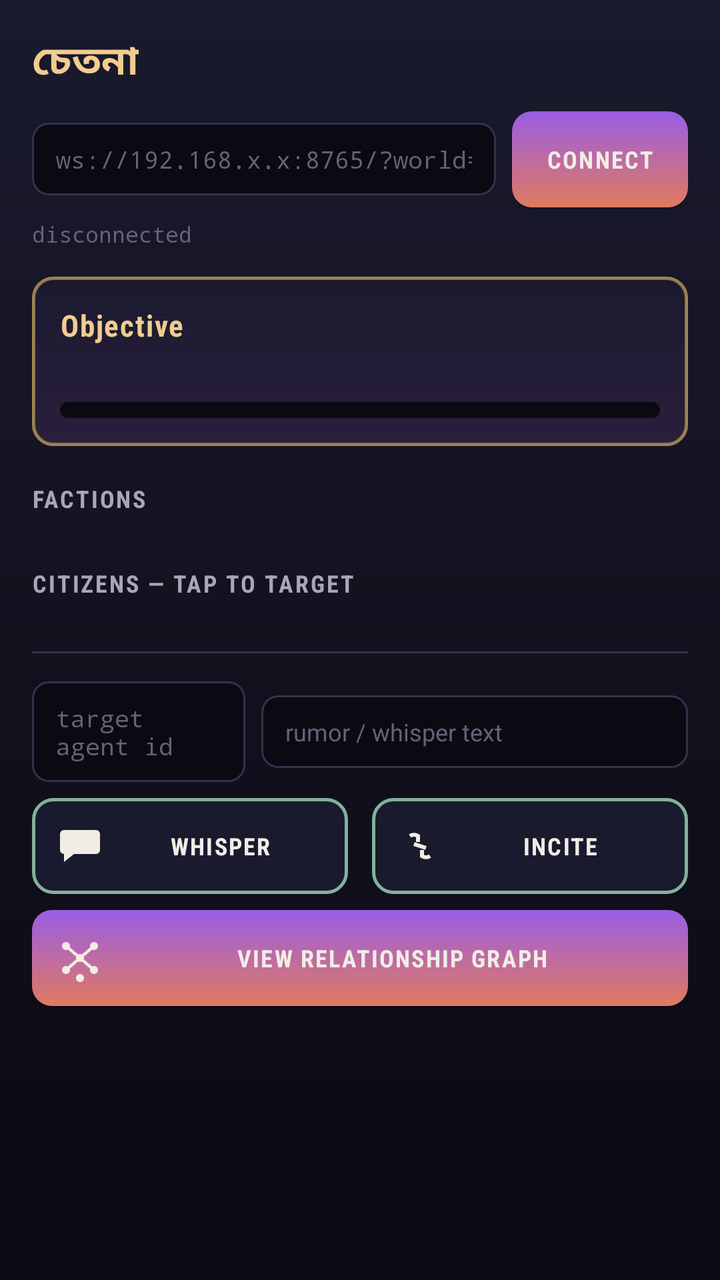
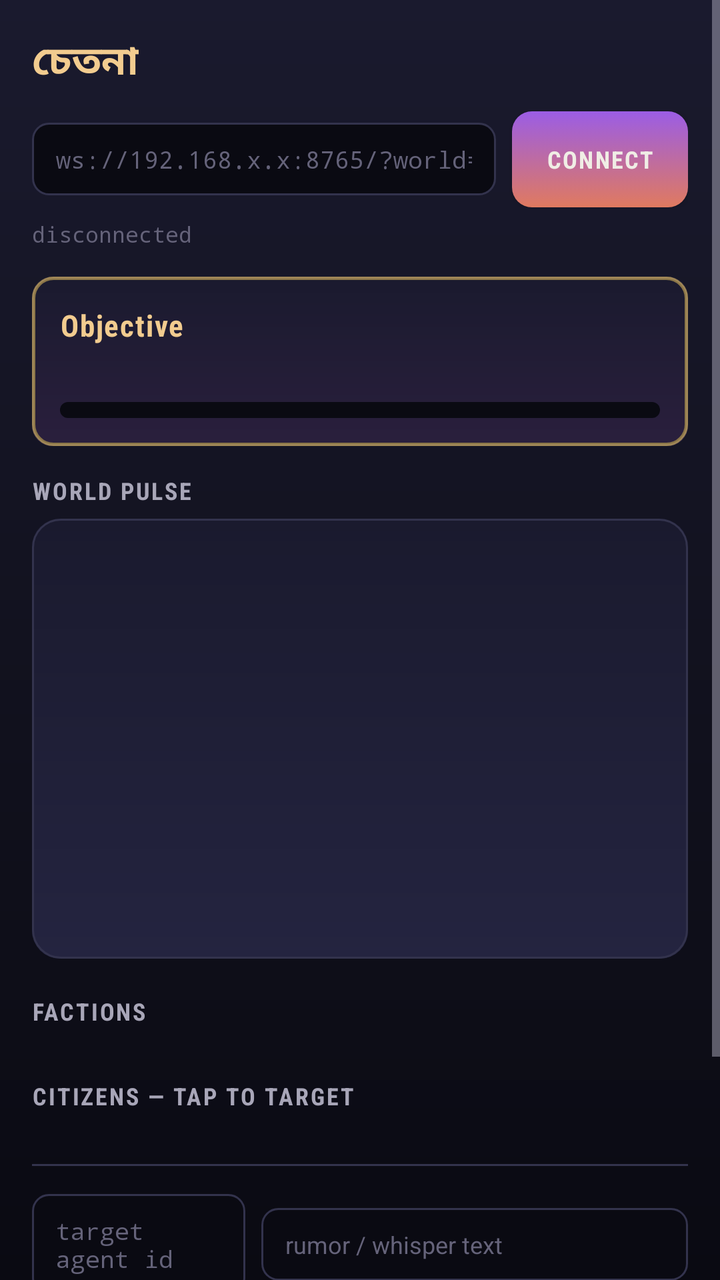

The first picture is an Android layout as it rendered before a commit; the second is the same layout after the commit. The layout source and the unified diff follow.
<!-- AndroidManifest.xml: activity theme Theme.Chetona -->
<!-- res/layout/activity_main.xml -->
<?xml version="1.0" encoding="utf-8"?>
<ScrollView xmlns:android="http://schemas.android.com/apk/res/android"
    android:layout_width="match_parent"
    android:layout_height="match_parent"
    android:background="@drawable/bg_app"
    android:fillViewport="true">

<LinearLayout
    android:layout_width="match_parent"
    android:layout_height="wrap_content"
    android:orientation="vertical"
    android:padding="16dp">

    <TextView
        style="@style/TitleText"
        android:layout_width="wrap_content"
        android:layout_height="wrap_content"
        android:text="চেতনা"
        android:textSize="20sp" />

    <LinearLayout
        android:layout_width="match_parent"
        android:layout_height="wrap_content"
        android:layout_marginTop="10dp"
        android:orientation="horizontal">

        <EditText
            android:id="@+id/serverAddressInput"
            android:layout_width="0dp"
            android:layout_height="wrap_content"
            android:layout_weight="1"
            android:layout_marginEnd="8dp"
            android:background="@drawable/bg_input_field"
            android:fontFamily="monospace"
            android:textColor="@color/text_primary"
            android:textColorHint="@color/text_muted"
            android:textSize="12sp"
            android:hint="ws://192.168.x.x:8765/?world=alice"
            android:inputType="textUri" />

        <Button
            android:id="@+id/connectButton"
            android:layout_width="wrap_content"
            android:layout_height="wrap_content"
            android:background="@drawable/bg_btn_primary"
            android:text="Connect"
            style="@style/GameButton"
            android:textSize="12sp" />
    </LinearLayout>

    <TextView
        android:id="@+id/statusView"
        android:layout_width="match_parent"
        android:layout_height="wrap_content"
        android:layout_marginTop="6dp"
        android:fontFamily="monospace"
        android:textColor="@color/text_muted"
        android:textSize="11sp"
        android:text="disconnected" />

    <LinearLayout
        android:layout_width="match_parent"
        android:layout_height="wrap_content"
        android:layout_marginTop="14dp"
        android:orientation="vertical"
        android:background="@drawable/bg_objective_banner"
        android:padding="14dp">

        <TextView
            android:id="@+id/objectiveStage"
            android:layout_width="match_parent"
            android:layout_height="wrap_content"
            android:textColor="@color/gold"
            android:fontFamily="sans-serif-condensed"
            android:textStyle="bold"
            android:letterSpacing="0.04"
            android:textSize="15sp"
            android:text="Objective" />

        <TextView
            android:id="@+id/objectiveDescription"
            android:layout_width="match_parent"
            android:layout_height="wrap_content"
            android:layout_marginTop="4dp"
            android:textColor="@color/text_secondary"
            android:textSize="12sp" />

        <ProgressBar
            android:id="@+id/objectiveProgress"
            style="?android:attr/progressBarStyleHorizontal"
            android:layout_width="match_parent"
            android:layout_height="8dp"
            android:layout_marginTop="8dp"
            android:progressDrawable="@drawable/progress_objective"
            android:max="100" />
    </LinearLayout>

    <TextView
        style="@style/SectionHeader"
        android:layout_width="match_parent"
        android:layout_height="wrap_content"
        android:layout_marginTop="18dp"
        android:text="Factions" />

    <androidx.recyclerview.widget.RecyclerView
        android:id="@+id/factionsRecyclerView"
        android:layout_width="match_parent"
        android:layout_height="wrap_content"
        android:layout_marginTop="8dp"
        android:nestedScrollingEnabled="false" />

    <TextView
        style="@style/SectionHeader"
        android:layout_width="match_parent"
        android:layout_height="wrap_content"
        android:layout_marginTop="18dp"
        android:text="Citizens — tap to target" />

    <androidx.recyclerview.widget.RecyclerView
        android:id="@+id/agentsRecyclerView"
        android:layout_width="match_parent"
        android:layout_height="wrap_content"
        android:layout_marginTop="8dp"
        android:nestedScrollingEnabled="false" />

    <View
        android:layout_width="match_parent"
        android:layout_height="1dp"
        android:layout_marginTop="18dp"
        android:layout_marginBottom="14dp"
        android:background="@color/hairline" />

    <LinearLayout
        android:layout_width="match_parent"
        android:layout_height="wrap_content"
        android:orientation="horizontal">

        <EditText
            android:id="@+id/targetIdInput"
            android:layout_width="0dp"
            android:layout_height="wrap_content"
            android:layout_weight="1"
            android:layout_marginEnd="8dp"
            android:background="@drawable/bg_input_field"
            android:fontFamily="monospace"
            android:textColor="@color/text_primary"
            android:textColorHint="@color/text_muted"
            android:textSize="12sp"
            android:hint="target agent id" />

        <EditText
            android:id="@+id/rumorInput"
            android:layout_width="0dp"
            android:layout_height="wrap_content"
            android:layout_weight="2"
            android:background="@drawable/bg_input_field"
            android:textColor="@color/text_primary"
            android:textColorHint="@color/text_muted"
            android:textSize="12sp"
            android:hint="rumor / whisper text" />
    </LinearLayout>

    <LinearLayout
        android:layout_width="match_parent"
        android:layout_height="wrap_content"
        android:layout_marginTop="8dp"
        android:orientation="horizontal">

        <Button
            android:id="@+id/whisperButton"
            android:layout_width="0dp"
            android:layout_height="wrap_content"
            android:layout_weight="1"
            android:layout_marginEnd="6dp"
            android:background="@drawable/bg_btn_secondary"
            android:drawableStart="@drawable/ic_whisper"
            android:drawablePadding="6dp"
            android:text="Whisper"
            style="@style/GameButton"
            android:textSize="12sp" />

        <Button
            android:id="@+id/defectionButton"
            android:layout_width="0dp"
            android:layout_height="wrap_content"
            android:layout_weight="1"
            android:layout_marginStart="6dp"
            android:background="@drawable/bg_btn_secondary"
            android:drawableStart="@drawable/ic_defection"
            android:drawablePadding="6dp"
            android:text="Incite"
            style="@style/GameButton"
            android:textSize="12sp" />
    </LinearLayout>

    <Button
        android:id="@+id/graphButton"
        android:layout_width="match_parent"
        android:layout_height="wrap_content"
        android:layout_marginTop="8dp"
        android:background="@drawable/bg_btn_primary"
        android:drawableStart="@drawable/ic_graph"
        android:drawablePadding="8dp"
        android:text="View Relationship Graph"
        style="@style/GameButton"
        android:textSize="12sp" />

</LinearLayout>
</ScrollView>
<!-- resources referenced by this layout -->
<resources>
  <color name="gold">#F2CC8F</color>
  <color name="hairline">#33334D</color>
  <color name="text_muted">#65637A</color>
  <color name="text_primary">#F0EDE5</color>
  <color name="text_secondary">#A8A6B8</color>
  <!-- drawable bg_app (drawable) -->
  <?xml version="1.0" encoding="utf-8"?>
  <shape xmlns:android="http://schemas.android.com/apk/res/android">
      <gradient
          android:type="linear"
          android:angle="270"
          android:startColor="@color/panel_indigo"
          android:centerColor="@color/deep_indigo"
          android:endColor="@color/void_black" />
  </shape>
  <!-- drawable bg_input_field (drawable) -->
  <?xml version="1.0" encoding="utf-8"?>
  <shape xmlns:android="http://schemas.android.com/apk/res/android" android:shape="rectangle">
      <corners android:radius="8dp" />
      <solid android:color="@color/void_black" />
      <stroke android:width="1dp" android:color="@color/hairline" />
      <padding android:left="12dp" android:top="10dp" android:right="12dp" android:bottom="10dp" />
  </shape>
  <!-- drawable ic_whisper (drawable) -->
  <?xml version="1.0" encoding="utf-8"?>
  <vector xmlns:android="http://schemas.android.com/apk/res/android"
      android:width="24dp" android:height="24dp"
      android:viewportWidth="24" android:viewportHeight="24">
      <path
          android:fillColor="@color/text_primary"
          android:pathData="M4,4 H20 A2,2 0 0 1 22,6 V14 A2,2 0 0 1 20,16 H9 L4,20 V16 H4 A2,2 0 0 1 2,14 V6 A2,2 0 0 1 4,4 Z" />
  </vector>
  <style name="GameButton">
          <item name="android:fontFamily">sans-serif-condensed</item>
          <item name="android:textStyle">bold</item>
          <item name="android:textColor">@color/text_primary</item>
          <item name="android:letterSpacing">0.06</item>
          <item name="android:textAllCaps">true</item>
          <item name="android:padding">12dp</item>
          <item name="android:gravity">center</item>
      </style>
  <style name="SectionHeader">
          <item name="android:fontFamily">sans-serif-condensed</item>
          <item name="android:textStyle">bold</item>
          <item name="android:textColor">@color/text_secondary</item>
          <item name="android:letterSpacing">0.08</item>
          <item name="android:textAllCaps">true</item>
          <item name="android:textSize">12sp</item>
      </style>
  <style name="TitleText">
          <item name="android:fontFamily">serif</item>
          <item name="android:textStyle">bold</item>
          <item name="android:textColor">@color/gold</item>
          <item name="android:letterSpacing">0.04</item>
      </style>
  <style name="Theme.Chetona" parent="Theme.MaterialComponents.DayNight.NoActionBar">
          <item name="android:windowBackground">@drawable/bg_app</item>
          <item name="android:statusBarColor">@color/void_black</item>
          <item name="android:navigationBarColor">@color/void_black</item>
          <item name="android:windowLightStatusBar">false</item>
          <item name="colorPrimary">@color/ember_orange</item>
          <item name="colorAccent">@color/gold</item>
          <item name="android:textColorPrimary">@color/text_primary</item>
          <item name="android:textColorSecondary">@color/text_secondary</item>
      </style>
  <color name="panel_indigo">#1A1A2E</color>
  <color name="deep_indigo">#12121F</color>
  <color name="void_black">#0A0A12</color>
  <color name="ember_orange_dim">#8A4A38</color>
  <color name="arcane_violet">#9B5DE5</color>
  <color name="ember_orange">#E07A5F</color>
  <color name="panel_indigo_light">#242440</color>
  <color name="loom_teal">#81B29A</color>
  <color name="gold_dim">#8A7548</color>
</resources>

<!-- the commit's change to res/layout/activity_main.xml (unified diff, before → after) -->
@@ -99,6 +99,27 @@
         style="@style/SectionHeader"
         android:layout_width="match_parent"
         android:layout_height="wrap_content"
+        android:layout_marginTop="14dp"
+        android:text="World Pulse" />
+
+    <LinearLayout
+        android:layout_width="match_parent"
+        android:layout_height="220dp"
+        android:layout_marginTop="6dp"
+        android:orientation="vertical"
+        android:background="@drawable/bg_faction_card"
+        android:padding="10dp">
+
+        <androidx.recyclerview.widget.RecyclerView
+            android:id="@+id/eventsRecyclerView"
+            android:layout_width="match_parent"
+            android:layout_height="match_parent" />
+    </LinearLayout>
+
+    <TextView
+        style="@style/SectionHeader"
+        android:layout_width="match_parent"
+        android:layout_height="wrap_content"
         android:layout_marginTop="18dp"
         android:text="Factions" />
 
